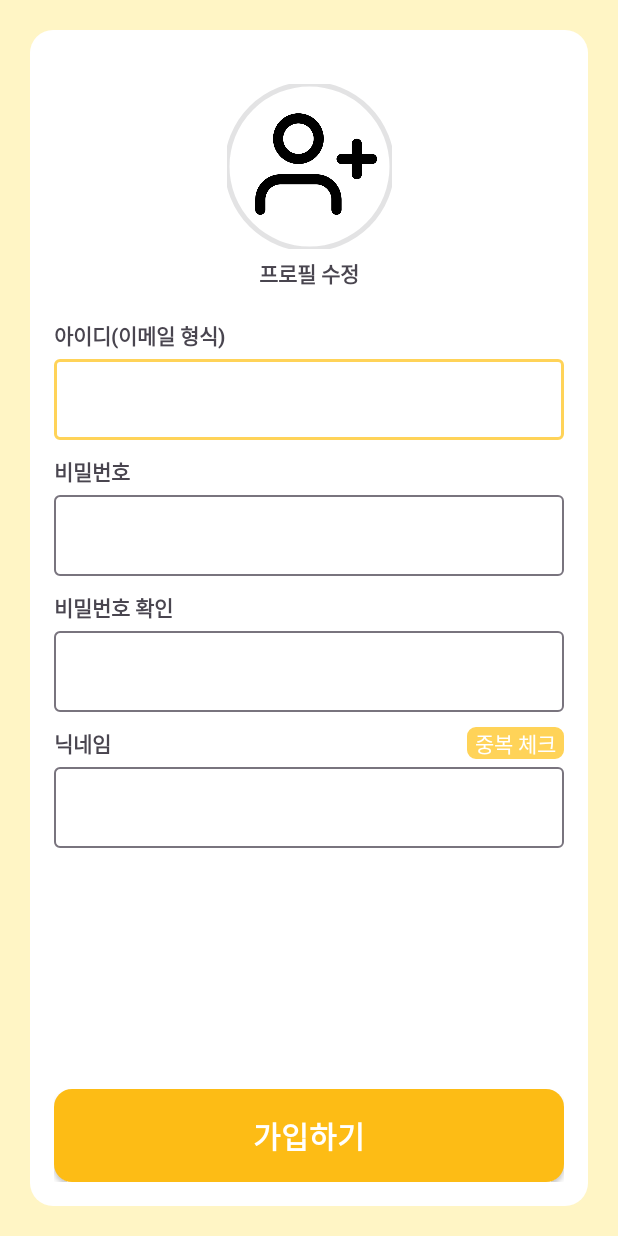
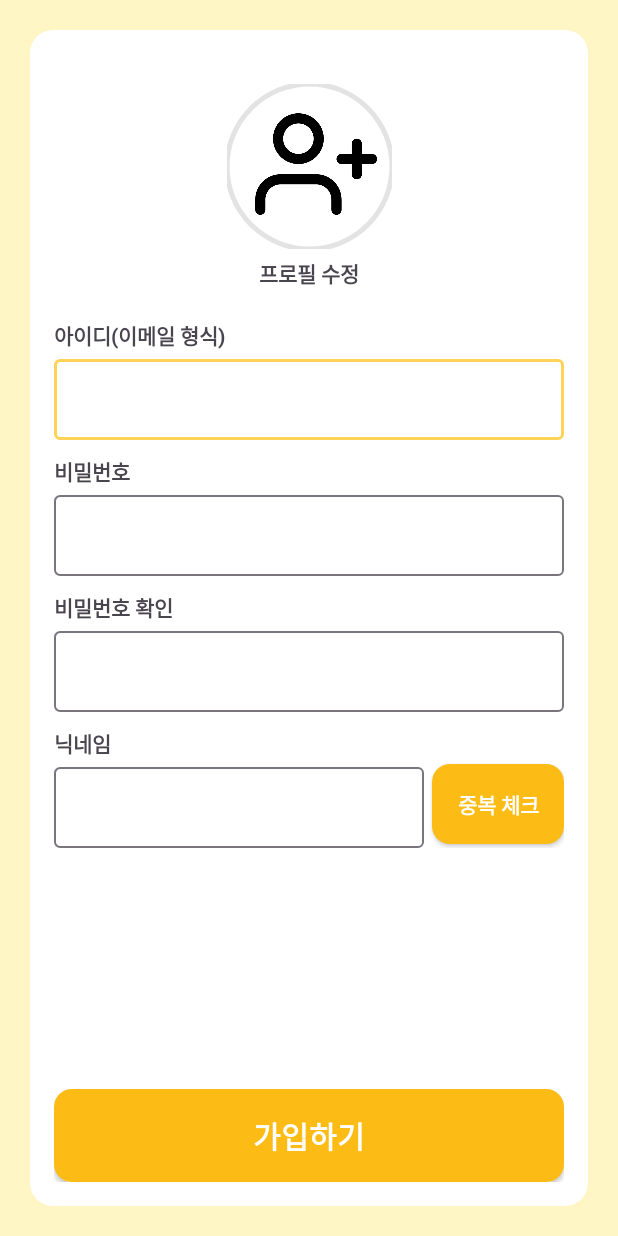
Before and after one commit to TeamWD2/WooDong2, an Android app: the SignUpActivity screen opened directly, with no data from a screen before it, on a phone screen of 412 x 824 dp. Run offline under Robolectric (Android 15) with nearby library versions, the light colour scheme and no system bars; our stand-ins replace Firebase (no records; nobody signed in at launch, a user with empty details on screens opened directly); pictures from the network do not load.

Commit message:
중복체크 UI 수정

```diff
--- a/app/src/main/java/com/wd/woodong2/presentation/mypage/update/MyPageUpdateActivity.kt
+++ b/app/src/main/java/com/wd/woodong2/presentation/mypage/update/MyPageUpdateActivity.kt
@@ -190,15 +190,11 @@ class MyPageUpdateActivity : AppCompatActivity() {
                 override fun onTextChanged(p0: CharSequence?, p1: Int, p2: Int, p3: Int) {}
                 override fun afterTextChanged(p0: Editable?) {
                     myPageUpdateViewModel.checkValidNickname(text.toString().trim())
-                    nameDupCheck.apply {
-                        text = "중복 체크"
-                        setTextColor(ContextCompat.getColor(context, R.color.dodger_blue))
-                    }
                 }
             })
         }
 
-        nameDupCheck.setOnClickListener {
+        btnNameDupCheck.setOnClickListener {
             myPageUpdateViewModel.checkNicknameDuplication(
                 editUpdateUserName.text.toString().trim()
             )
--- a/app/src/main/java/com/wd/woodong2/presentation/signup/SignUpActivity.kt
+++ b/app/src/main/java/com/wd/woodong2/presentation/signup/SignUpActivity.kt
@@ -167,16 +167,13 @@ class SignUpActivity : AppCompatActivity() {
                 override fun onTextChanged(p0: CharSequence?, p1: Int, p2: Int, p3: Int) {}
                 override fun afterTextChanged(p0: Editable?) {
                     signViewModel.checkValidNickname(text.toString().trim())
-                    txtCheckNicknameDuplication.apply {
-                        text = "중복 체크"
-                    }
                 }
             })
         }
 
-        txtCheckNicknameDuplication.setOnClickListener {
+        btnCheckNicknameDuplication.setOnClickListener {
             val nickname = editName.text.toString().trim()
-            if (nickname != "") {
+            if (nickname.length > 1) {
                 signViewModel.checkNicknameDuplication(nickname)
             } else {
                 Toast.makeText(
--- a/app/src/main/res/layout/signup_activity.xml
+++ b/app/src/main/res/layout/signup_activity.xml
@@ -233,20 +233,18 @@
                             android:id="@+id/txt_check_nickname_duplication"
                             android:layout_width="wrap_content"
                             android:layout_height="wrap_content"
-                            android:text="@string/check_nickname_duplication"
-                            android:paddingHorizontal="5dp"
-                            android:background="@drawable/public_border_box_small"
-                            android:backgroundTint="@color/wd2_main_color"
-                            android:textColor="@color/white"
                             android:textSize="@dimen/wd2_normal_text"
                             app:layout_constraintEnd_toEndOf="parent"
                             app:layout_constraintTop_toTopOf="@+id/txt_name" />
 
                         <com.google.android.material.textfield.TextInputLayout
                             android:id="@+id/til_name"
-                            android:layout_width="match_parent"
+                            android:layout_width="0dp"
                             android:layout_height="wrap_content"
                             android:theme="@style/EditTextWD2Style"
+                            app:layout_constraintBottom_toBottomOf="parent"
+                            app:layout_constraintStart_toStartOf="parent"
+                            app:layout_constraintEnd_toStartOf="@id/btn_check_nickname_duplication"
                             app:layout_constraintTop_toBottomOf="@+id/txt_name">
 
                             <com.google.android.material.textfield.TextInputEditText
@@ -258,6 +256,22 @@
                                 android:textColor="#CC999999"
                                 android:textSize="@dimen/wd2_normal_text" />
                         </com.google.android.material.textfield.TextInputLayout>
+
+                        <androidx.appcompat.widget.AppCompatButton
+                            android:id="@+id/btn_check_nickname_duplication"
+                            android:layout_width="wrap_content"
+                            android:layout_height="wrap_content"
+                            android:layout_marginStart="5dp"
+                            android:background="@drawable/public_border_btn"
+                            android:padding="@dimen/wd2_box_padding"
+                            android:text="@string/check_nickname_duplication"
+                            android:textColor="@color/white"
+                            android:textSize="@dimen/wd2_normal_text"
+                            android:textStyle="bold"
+                            app:layout_constraintEnd_toEndOf="parent"
+                            app:layout_constraintBottom_toBottomOf="@id/til_name"
+                            app:layout_constraintStart_toEndOf="@id/til_name"
+                            app:layout_constraintTop_toTopOf="@+id/til_name" />
                     </androidx.constraintlayout.widget.ConstraintLayout>
 
                 </androidx.constraintlayout.widget.ConstraintLayout>
```
Also changed, not shown: app/src/main/res/layout/my_page_update_activity.xml (+18 -3 lines).
